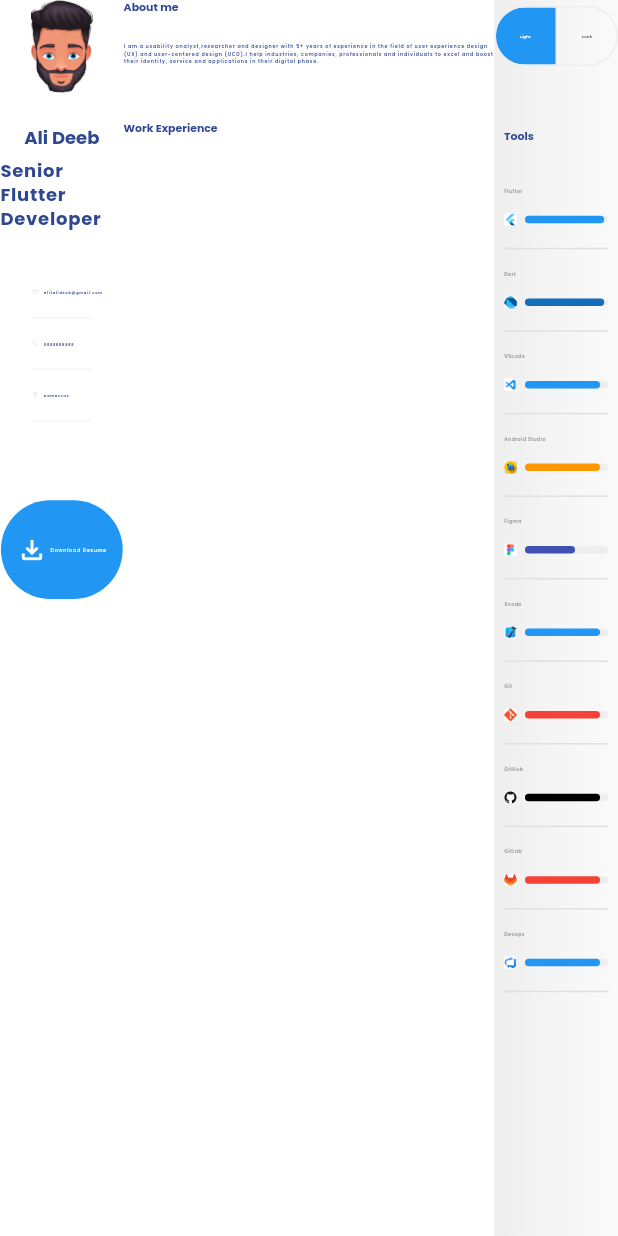
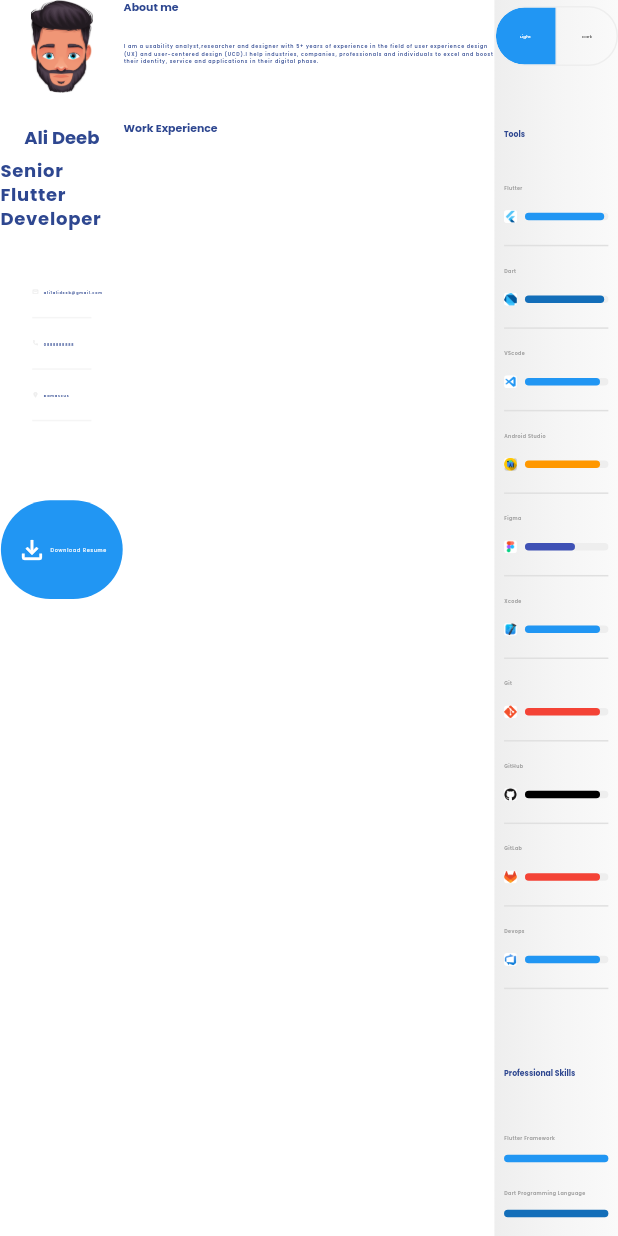
Before and after one commit to AliDeeb/my-portfolio, a Flutter app: the screen it shows after launch, on a phone screen of 412 x 824 dp. Run offline on Flutter 3.47's test engine with Material 3 defaults, Android fonts, the light colour scheme and no system bars; drawn by our look-alikes of flutter_animation_progress_bar; our stand-ins replace flutter_screenutil, google_fonts.

Commit message:
added professional skills widget.

```diff
--- a/lib/screens/home_screen.dart
+++ b/lib/screens/home_screen.dart
@@ -1,8 +1,11 @@
 import 'package:flutter/material.dart';
 import 'package:flutter_screenutil/flutter_screenutil.dart';
 
+import '../core/theme/custom_theme_colors.dart';
 import 'widgets/about_me_widget.dart';
 import 'widgets/personal_info_widget.dart';
+import 'widgets/professional_skills_widget.dart';
+import 'widgets/theme_switcher.dart';
 import 'widgets/tools_widget.dart';
 import 'widgets/work_experience_widget.dart';
 
@@ -16,6 +19,9 @@ class HomeScreen extends StatefulWidget {
 class _HomeScreenState extends State<HomeScreen> {
   @override
   Widget build(BuildContext context) {
+    final gradient =
+        Theme.of(context).extension<CustomThemeColors>()?.toolsSectionGradient;
+
     return Scaffold(
       body: SingleChildScrollView(
         child: Row(
@@ -33,7 +39,29 @@ class _HomeScreenState extends State<HomeScreen> {
                 ],
               ),
             ),
-            const Expanded(flex: 1, child: ToolsWidget()),
+            Expanded(
+              flex: 1,
+              child: DecoratedBox(
+                decoration: BoxDecoration(gradient: gradient),
+                child: Column(
+                  children: [
+                    const ThemeSwitcher(),
+                    50.verticalSpace,
+                    Padding(
+                      padding: EdgeInsets.symmetric(horizontal: 30.w),
+                      child: Column(
+                        crossAxisAlignment: CrossAxisAlignment.start,
+                        children: [
+                          const ToolsWidget(),
+                          50.verticalSpace,
+                          const ProfessionalSkillsWidget(),
+                        ],
+                      ),
+                    ),
+                  ],
+                ),
+              ),
+            ),
           ],
         ),
       ),
--- /dev/null
+++ b/lib/screens/widgets/professional_skill_widget.dart
@@ -0,0 +1,40 @@
+import 'package:flutter/material.dart';
+import 'package:flutter_animation_progress_bar/flutter_animation_progress_bar.dart';
+import 'package:flutter_screenutil/flutter_screenutil.dart';
+
+import '../../core/constants/app_colors.dart';
+
+class ProfessionalSkillWidget extends StatelessWidget {
+  const ProfessionalSkillWidget({
+    super.key,
+    required this.skill,
+    required this.progressColor,
+    required this.progress,
+  });
+  final String skill;
+  final Color progressColor;
+  final double progress;
+
+  @override
+  Widget build(BuildContext context) {
+    return Column(
+      crossAxisAlignment: CrossAxisAlignment.start,
+      children: [
+        Text(
+          skill,
+          style: Theme.of(context).textTheme.bodyMedium?.copyWith(
+                color: Colors.grey,
+                fontWeight: FontWeight.w600,
+              ),
+        ),
+        10.verticalSpace,
+        FAProgressBar(
+          currentValue: progress,
+          size: 5,
+          backgroundColor: AppColors.greyColor200,
+          progressColor: progressColor,
+        )
+      ],
+    );
+  }
+}
--- /dev/null
+++ b/lib/screens/widgets/professional_skills_widget.dart
@@ -0,0 +1,46 @@
+import 'package:flutter/material.dart';
+import 'package:flutter_screenutil/flutter_screenutil.dart';
+
+import '../../core/theme/custom_theme_colors.dart';
+import 'professional_skill_widget.dart';
+
+class ProfessionalSkillsWidget extends StatefulWidget {
+  const ProfessionalSkillsWidget({super.key});
+
+  @override
+  State<ProfessionalSkillsWidget> createState() =>
+      _ProfessionalSkillsWidgetState();
+}
+
+class _ProfessionalSkillsWidgetState extends State<ProfessionalSkillsWidget> {
+  @override
+  Widget build(BuildContext context) {
+    final color = Theme.of(context).extension<CustomThemeColors>()?.textColor;
+
+    return Column(
+      crossAxisAlignment: CrossAxisAlignment.start,
+      children: [
+        Text(
+          "Professional Skills",
+          style: Theme.of(context).textTheme.headlineSmall?.copyWith(
+                fontWeight: FontWeight.bold,
+                color: color,
+              ),
+        ),
+        50.verticalSpace,
+        const ProfessionalSkillWidget(
+          skill: "Flutter Framework",
+          progressColor: Colors.blue,
+          progress: 100,
+        ),
+        25.verticalSpace,
+        const ProfessionalSkillWidget(
+          skill: "Dart Programming Language",
+          progressColor: Color(0xFF136EB9),
+          progress: 100,
+        ),
+        25.verticalSpace,
+      ],
+    );
+  }
+}
--- a/lib/screens/widgets/tools_widget.dart
+++ b/lib/screens/widgets/tools_widget.dart
@@ -1,10 +1,8 @@
 import 'package:flutter/material.dart';
-import 'package:flutter/widgets.dart';
 import 'package:flutter_screenutil/flutter_screenutil.dart';
 
 import '../../core/constants/app_constants.dart';
 import '../../core/theme/custom_theme_colors.dart';
-import 'theme_switcher.dart';
 import 'tool_widget.dart';
 
 class ToolsWidget extends StatefulWidget {
@@ -17,25 +15,13 @@ class ToolsWidget extends StatefulWidget {
 class _ToolsWidgetState extends State<ToolsWidget> {
   @override
   Widget build(BuildContext context) {
-    final gradient =
-        Theme.of(context).extension<CustomThemeColors>()?.toolsSectionGradient;
     final color = Theme.of(context).extension<CustomThemeColors>()?.textColor;
-    return Container(
-      height: 1.sh,
-      decoration: BoxDecoration(gradient: gradient),
-      child: Column(
-        children: [
-          const ThemeSwitcher(),
-          50.verticalSpace,
-          Expanded(
-            child: SingleChildScrollView(
-              padding: EdgeInsets.symmetric(horizontal: 30.w),
-              child: Column(
+    return Column(
       crossAxisAlignment: CrossAxisAlignment.start,
       children: [
         Text(
           "Tools",
-                    style: Theme.of(context).textTheme.headlineMedium?.copyWith(
+          style: Theme.of(context).textTheme.headlineSmall?.copyWith(
                 fontWeight: FontWeight.bold,
                 color: color,
               ),
@@ -102,11 +88,6 @@ class _ToolsWidgetState extends State<ToolsWidget> {
           progress: 90,
         ),
       ],
-              ),
-            ),
-          ),
-        ],
-      ),
     );
   }
 }
```
Lines whose indentation alone changed are shown as unchanged.
